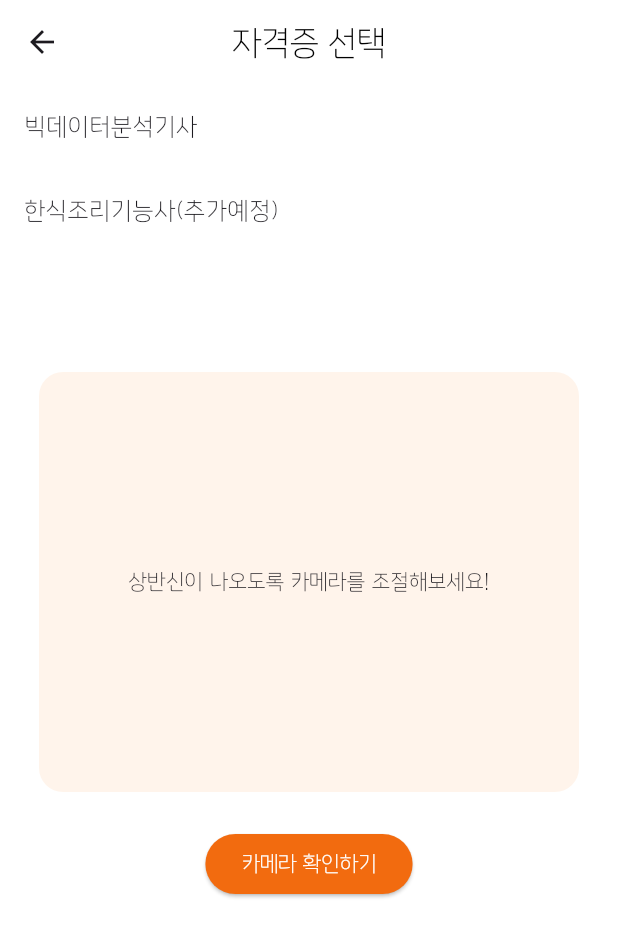
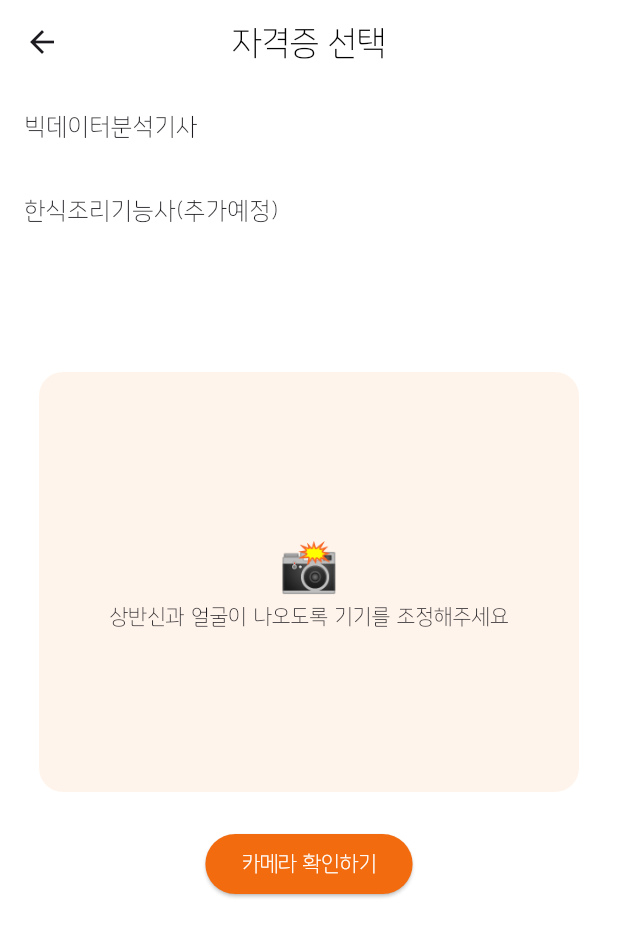
Before and after one commit to Lighthouse-IoT/Lighthouse-Flutter, a Flutter app: the CertificationSelectionScreen screen opened directly, on a phone screen of 412 x 824 dp. Shown: the top 937 px of the screen. Run offline on Flutter 3.47's test engine with Material 3 defaults, Android fonts, the phone set to English and light mode, and no system bars; our stand-ins replace dio, fl_chart, flutter_secure_storage, image_picker; accounts and stored records are empty.

Commit message:
자세 문구 조정

```diff
--- a/lib/study_goal/certification.dart
+++ b/lib/study_goal/certification.dart
@@ -107,7 +107,16 @@ class _CertificationSelectionScreenState
                                 ? CircularProgressIndicator(
                                     color: Color(0xFFF26B0F), // 로딩 색상
                                   )
-                                : Text("상반신이 나오도록 카메라를 조절해보세요!")),
+                                : Column(
+                                    mainAxisAlignment: MainAxisAlignment.center,
+                                    children: [
+                                      Text(
+                                        "📸",
+                                        style: TextStyle(fontSize: 32),
+                                      ),
+                                      Text("상반신과 얼굴이 나오도록 기기를 조정해주세요"),
+                                    ],
+                                  )),
                         // color: Color(0xFFFFF4EB),
                       ),
                 SizedBox(
```
